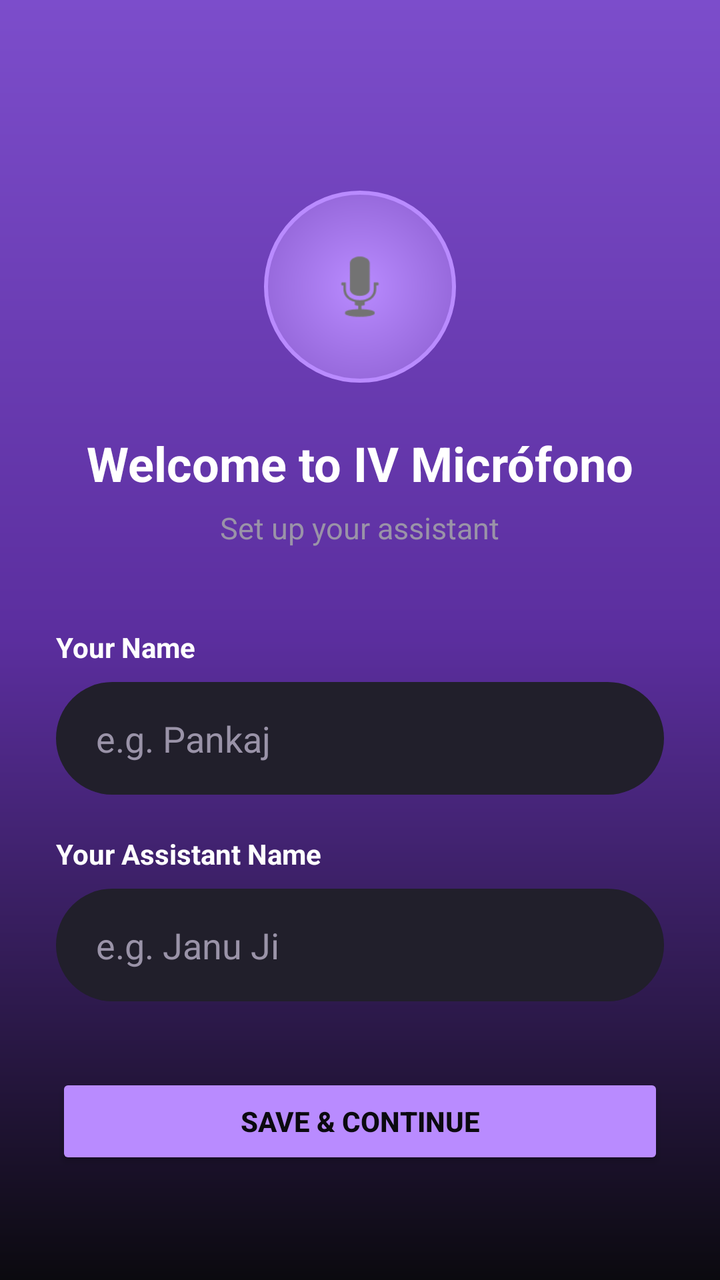
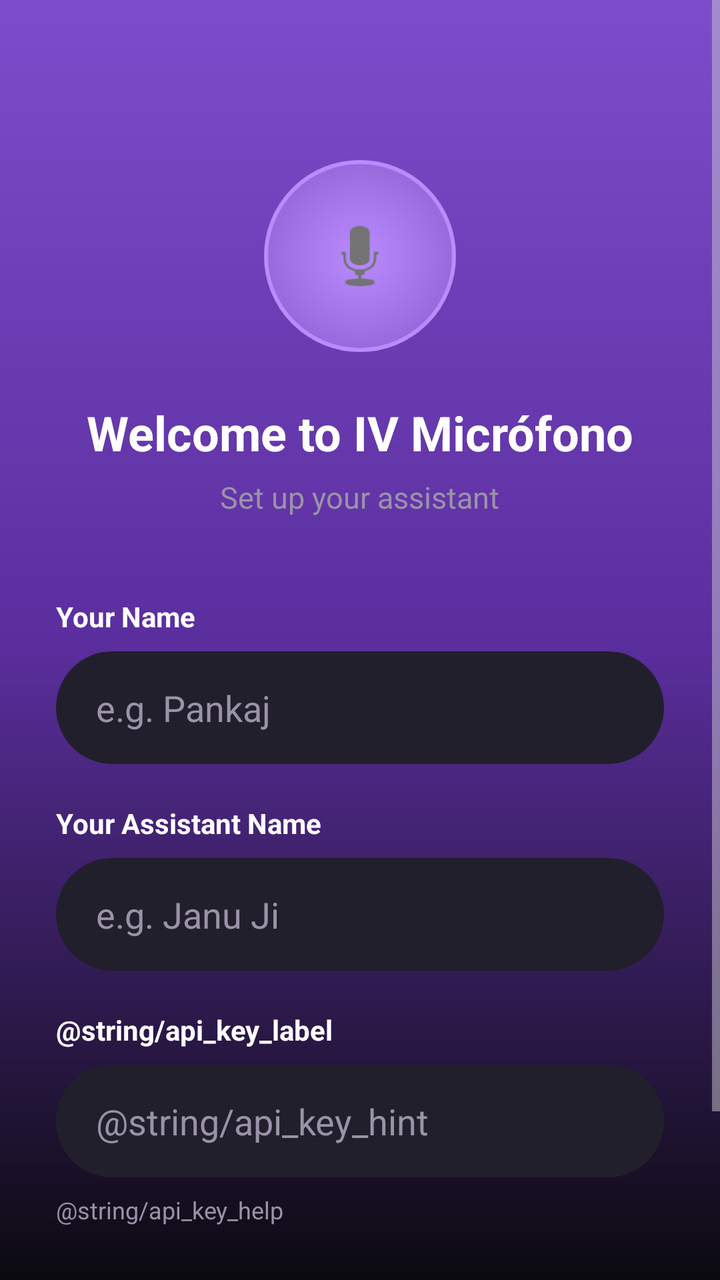

Two renders of the same Android screen: before a commit and after it. Below are the layout's source before the change and the commit's diff.
<!-- AndroidManifest.xml: application theme Theme.NovaAssistant -->
<!-- res/layout/activity_onboarding.xml -->
<?xml version="1.0" encoding="utf-8"?>
<ScrollView xmlns:android="http://schemas.android.com/apk/res/android"
    android:layout_width="match_parent"
    android:layout_height="match_parent"
    android:background="@drawable/screen_gradient"
    android:fillViewport="true">

    <LinearLayout
        android:layout_width="match_parent"
        android:layout_height="wrap_content"
        android:orientation="vertical"
        android:gravity="center"
        android:paddingHorizontal="28dp"
        android:paddingTop="80dp"
        android:paddingBottom="40dp">

        <ImageView
            android:layout_width="96dp"
            android:layout_height="96dp"
            android:background="@drawable/mic_active"
            android:padding="26dp"
            android:src="@android:drawable/ic_btn_speak_now"
            android:contentDescription="@string/app_name" />

        <TextView
            android:layout_width="wrap_content"
            android:layout_height="wrap_content"
            android:layout_marginTop="24dp"
            android:text="@string/welcome_title"
            android:textColor="@color/text_primary"
            android:textSize="24sp"
            android:textStyle="bold" />

        <TextView
            android:layout_width="wrap_content"
            android:layout_height="wrap_content"
            android:layout_marginTop="6dp"
            android:text="@string/welcome_sub"
            android:textColor="@color/text_muted"
            android:textSize="15sp" />

        
        <TextView
            android:layout_width="match_parent"
            android:layout_height="wrap_content"
            android:layout_marginTop="40dp"
            android:text="@string/your_name"
            android:textColor="@color/text_primary"
            android:textSize="14sp"
            android:textStyle="bold" />

        <EditText
            android:id="@+id/userNameInput"
            android:layout_width="match_parent"
            android:layout_height="wrap_content"
            android:layout_marginTop="8dp"
            android:background="@drawable/pill_bg"
            android:hint="@string/your_name_hint"
            android:textColorHint="@color/text_muted"
            android:textColor="@color/text_primary"
            android:paddingHorizontal="20dp"
            android:paddingVertical="16dp"
            android:inputType="textPersonName"
            android:maxLines="1" />

        
        <TextView
            android:layout_width="match_parent"
            android:layout_height="wrap_content"
            android:layout_marginTop="20dp"
            android:text="@string/your_assistant_name"
            android:textColor="@color/text_primary"
            android:textSize="14sp"
            android:textStyle="bold" />

        <EditText
            android:id="@+id/assistantNameInput"
            android:layout_width="match_parent"
            android:layout_height="wrap_content"
            android:layout_marginTop="8dp"
            android:background="@drawable/pill_bg"
            android:hint="@string/your_assistant_hint"
            android:textColorHint="@color/text_muted"
            android:textColor="@color/text_primary"
            android:paddingHorizontal="20dp"
            android:paddingVertical="16dp"
            android:inputType="textPersonName"
            android:maxLines="1" />

        <Button
            android:id="@+id/saveButton"
            android:layout_width="match_parent"
            android:layout_height="wrap_content"
            android:layout_marginTop="36dp"
            android:backgroundTint="@color/accent"
            android:text="@string/save_continue"
            android:textColor="#0B0A0F"
            android:textStyle="bold" />
    </LinearLayout>
</ScrollView>
<!-- resources referenced by this layout -->
<resources>
  <color name="accent">#B98BFF</color>
  <color name="text_muted">#9A93A8</color>
  <color name="text_primary">#FFFFFF</color>
  <!-- drawable mic_active (drawable) -->
  <?xml version="1.0" encoding="utf-8"?>
  <shape xmlns:android="http://schemas.android.com/apk/res/android" android:shape="oval">
      <gradient
          android:type="radial"
          android:gradientRadius="130dp"
          android:startColor="@color/accent"
          android:endColor="@color/purple_glow" />
      <stroke android:width="2dp" android:color="@color/accent" />
  </shape>
  <!-- drawable pill_bg (drawable) -->
  <?xml version="1.0" encoding="utf-8"?>
  <shape xmlns:android="http://schemas.android.com/apk/res/android" android:shape="rectangle">
      <solid android:color="@color/bg_pill" />
      <corners android:radius="40dp" />
  </shape>
  <!-- drawable screen_gradient (drawable) -->
  <?xml version="1.0" encoding="utf-8"?>
  <shape xmlns:android="http://schemas.android.com/apk/res/android" android:shape="rectangle">
      <gradient
          android:type="linear"
          android:angle="270"
          android:startColor="@color/purple_top"
          android:centerColor="@color/purple_glow"
          android:endColor="@color/bg_dark" />
  </shape>
  <string name="app_name">IV Micrófono</string>
  <string name="save_continue">Save &amp; Continue</string>
  <string name="welcome_sub">Set up your assistant</string>
  <string name="welcome_title">Welcome to IV Micrófono</string>
  <string name="your_assistant_hint">e.g. Janu Ji</string>
  <string name="your_assistant_name">Your Assistant Name</string>
  <string name="your_name">Your Name</string>
  <string name="your_name_hint">e.g. Pankaj</string>
  <style name="Theme.NovaAssistant" parent="Theme.Material3.Dark.NoActionBar">
          <item name="android:statusBarColor">@color/purple_glow</item>
          <item name="android:navigationBarColor">@color/bg_dark</item>
          <item name="android:windowBackground">@color/bg_dark</item>
      </style>
  <color name="purple_glow">#5B2E9E</color>
  <color name="bg_pill">#211F2B</color>
  <color name="purple_top">#7C4DCB</color>
  <color name="bg_dark">#0B0A0F</color>
</resources>

<!-- the commit's change to res/layout/activity_onboarding.xml (unified diff, before → after) -->
@@ -87,6 +87,38 @@
             android:inputType="textPersonName"
             android:maxLines="1" />
 
+        
+        <TextView
+            android:layout_width="match_parent"
+            android:layout_height="wrap_content"
+            android:layout_marginTop="20dp"
+            android:text="@string/api_key_label"
+            android:textColor="@color/text_primary"
+            android:textSize="14sp"
+            android:textStyle="bold" />
+
+        <EditText
+            android:id="@+id/apiKeyInput"
+            android:layout_width="match_parent"
+            android:layout_height="wrap_content"
+            android:layout_marginTop="8dp"
+            android:background="@drawable/pill_bg"
+            android:hint="@string/api_key_hint"
+            android:textColorHint="@color/text_muted"
+            android:textColor="@color/text_primary"
+            android:paddingHorizontal="20dp"
+            android:paddingVertical="16dp"
+            android:inputType="textPassword"
+            android:maxLines="1" />
+
+        <TextView
+            android:layout_width="match_parent"
+            android:layout_height="wrap_content"
+            android:layout_marginTop="8dp"
+            android:text="@string/api_key_help"
+            android:textColor="@color/text_muted"
+            android:textSize="12sp" />
+
         <Button
             android:id="@+id/saveButton"
             android:layout_width="match_parent"
